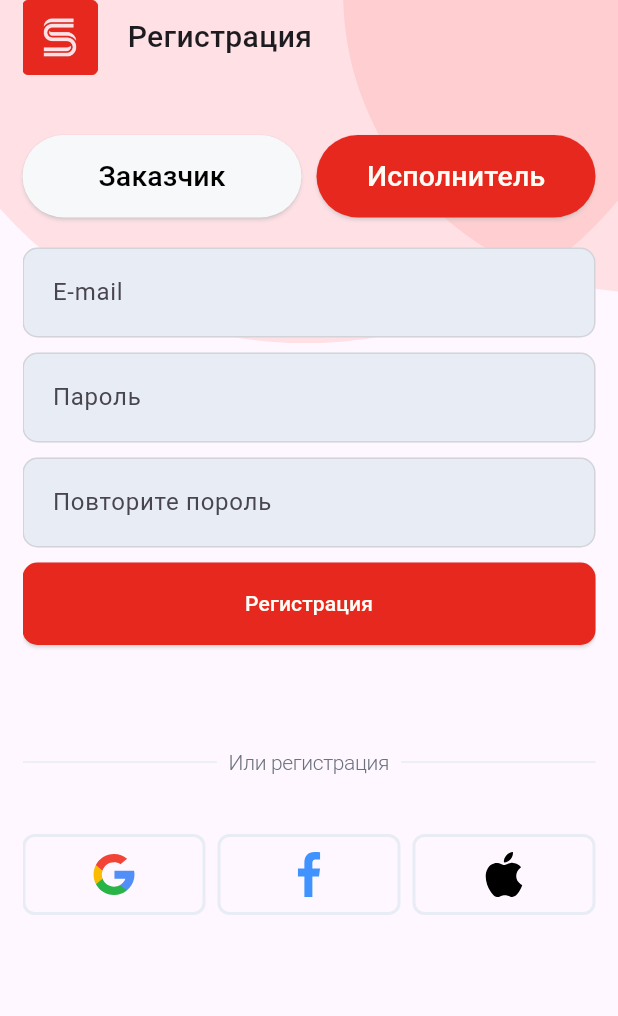
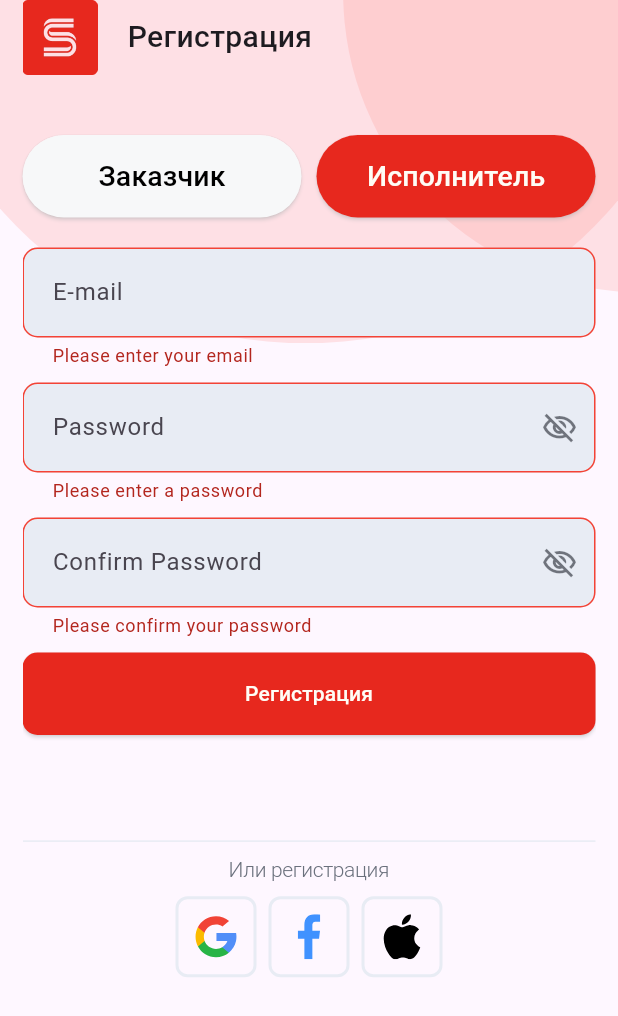
Before and after one commit to Nurzhigit97/stroika, a Flutter app: the SignUpPage screen opened by its route, after a tap on "Регистрация", on a phone screen of 412 x 824 dp. Shown: the top 1016 px of the screen. Run offline on Flutter 3.47's test engine with Material 3 defaults, Android fonts, the phone set to English and light mode, and no system bars; our stand-ins replace auto_route, equatable, flutter_bloc, flutter_svg.

Commit message:
add: auth pages

```diff
--- a/lib/features/auth/presentation/pages/sign_up/sign_up_order_page.dart
+++ b/lib/features/auth/presentation/pages/sign_up/sign_up_order_page.dart
@@ -1,47 +1,87 @@
 import 'package:auto_route/auto_route.dart';
 import 'package:flutter/material.dart';
+import 'package:stroika/shared/app_router/app_router.gr.dart';
 import 'package:stroika/shared/gen/assets.gen.dart';
 import 'package:stroika/shared/theme/colors/app_colors.dart';
 import 'package:stroika/shared/widgets/app_input_widget.dart';
 import 'package:stroika/shared/widgets/app_submit_button_widget.dart';
 
 @RoutePage()
-class SignUpOrderPage extends StatelessWidget {
+class SignUpOrderPage extends StatefulWidget {
   const SignUpOrderPage({super.key});
+
+  @override
+  _SignUpOrderPageState createState() => _SignUpOrderPageState();
+}
+
+class _SignUpOrderPageState extends State<SignUpOrderPage> {
+  final _emailController = TextEditingController();
+  final _passwordController = TextEditingController();
+  final _confirmPasswordController = TextEditingController();
+  final _formKey = GlobalKey<FormState>();
 
   @override
   Widget build(BuildContext context) {
     return SingleChildScrollView(
+      child: Form(
+        key: _formKey,
         child: Column(
           children: [
             const SizedBox(height: 20),
-          const AppInputWidget(
+            AppInputWidget(
+              controller: _emailController,
               hintText: 'E-mail',
               filledColor: AppColors.inputColor,
+              validator: (value) {
+                if (value == null || value.isEmpty) {
+                  return 'Please enter your email';
+                }
+                return null;
+              },
             ),
             const SizedBox(height: 10),
-          const AppInputWidget(
-            hintText: 'Пароль',
+            AppInputWidget(
+              controller: _passwordController,
+              hintText: 'Password',
+              isPasswordField: true,
               filledColor: AppColors.inputColor,
+              validator: (value) {
+                if (value == null || value.isEmpty) {
+                  return 'Please enter a password';
+                }
+                return null;
+              },
             ),
             const SizedBox(height: 10),
-          const AppInputWidget(
-            hintText: 'Повторите пороль',
+            AppInputWidget(
+              controller: _confirmPasswordController,
+              hintText: 'Confirm Password',
+              isPasswordField: true,
               filledColor: AppColors.inputColor,
+              validator: (value) {
+                if (value == null || value.isEmpty) {
+                  return 'Please confirm your password';
+                } else if (value != _passwordController.text) {
+                  return 'Passwords do not match';
+                }
+                return null;
+              },
             ),
             const SizedBox(height: 10),
             AppSubmitButtonWidget(
               title: 'Регистрация',
               bgColor: AppColors.mainColor,
-            onTap: () {},
+              onTap: () {
+                if (_formKey.currentState!.validate()) {
+                  // Form is valid, navigate to MainNavigator
+                  context.router.replace(const MainNavigator());
+                }
+              },
             ),
             const SizedBox(height: 70),
-          const Row(
-            children: [
-              Expanded(child: Divider(color: Color(0xffE8ECF4), height: 1.5)),
-              Padding(
-                padding: EdgeInsets.symmetric(horizontal: 8.0),
-                child: Text(
+            const Divider(color: Color(0xffE8ECF4), height: 1.5),
+            const SizedBox(height: 10),
+            const Text(
               'Или регистрация',
               style: TextStyle(
                 color: Color(0xff6A707C),
@@ -52,47 +92,45 @@ class SignUpOrderPage extends StatelessWidget {
                 letterSpacing: -0.24,
               ),
             ),
-              ),
-              Expanded(child: Divider(color: Color(0xffE8ECF4), height: 1.5)),
-            ],
-          ),
-          const SizedBox(height: 40),
-          Center(
-            child: Row(
+            const SizedBox(height: 10),
+            Row(
+              mainAxisAlignment: MainAxisAlignment.center,
               children: [
-                Expanded(
-                  child: _buildIconWithBorder(
+                _buildIconWithBorder(
                   icon: Assets.images.svg.google.svg(
                     width: 30,
                     height: 30,
                   ),
                 ),
-                ),
                 const SizedBox(width: 8),
-                Expanded(
-                  child: _buildIconWithBorder(
+                _buildIconWithBorder(
                   icon: Assets.images.svg.facebook.svg(
                     width: 30,
                     height: 30,
                   ),
                 ),
-                ),
                 const SizedBox(width: 8),
-                Expanded(
-                  child: _buildIconWithBorder(
+                _buildIconWithBorder(
                   icon: Assets.images.svg.apple.svg(
                     width: 30,
                     height: 30,
                   ),
                 ),
-                ),
               ],
-            ),
             ),
             const SizedBox(height: 40),
           ],
         ),
+      ),
     );
+  }
+
+  @override
+  void dispose() {
+    _emailController.dispose();
+    _passwordController.dispose();
+    _confirmPasswordController.dispose();
+    super.dispose();
   }
 
   Widget _buildIconWithBorder({required Widget icon}) {
--- a/lib/shared/app_router/app_router.dart
+++ b/lib/shared/app_router/app_router.dart
@@ -13,7 +13,19 @@ class AppRouter extends $AppRouter {
           initial: true,
           children: [
             AutoRoute(page: UserTypeRoute.page, initial: true),
+            AutoRoute(page: SignInRoute.page),
             AutoRoute(page: SignUpRoute.page),
+          ],
+        ),
+
+        //Main Navigator
+        AutoRoute(
+          page: MainNavigator.page,
+          children: [
+            AutoRoute(page: HomeRoute.page, initial: true),
+            AutoRoute(page: FavouriteRoute.page),
+            AutoRoute(page: ChatRoute.page),
+            AutoRoute(page: ProfileRoute.page),
           ],
         ),
       ];
--- a/lib/shared/widgets/app_input_widget.dart
+++ b/lib/shared/widgets/app_input_widget.dart
@@ -14,6 +14,7 @@ class AppInputWidget extends StatefulWidget {
   final Color? titleColor;
   final int? maxLines;
   final Widget? leading;
+  final Widget? traliing;
   final bool? isReadOnly;
 
   const AppInputWidget({
@@ -30,6 +31,7 @@ class AppInputWidget extends StatefulWidget {
     this.titleColor = AppColors.black1,
     this.maxLines = 1,
     this.leading,
+    this.traliing,
     this.isReadOnly = false,
   });
 
```
Also changed, not shown: lib/features/auth/presentation/pages/sign_in/sign_in_page.dart (added, +89 -0 lines), lib/features/auth/presentation/pages/sign_up/sign_up_executor_page.dart (+81 -11 lines), lib/shared/gen/assets.gen.dart (+36 -1 lines), lib/shared/widgets/app_search_widget.dart (added, +14 -0 lines), lib/shared/app_router/app_router.gr.dart. Lines whose indentation alone changed are shown as unchanged.
